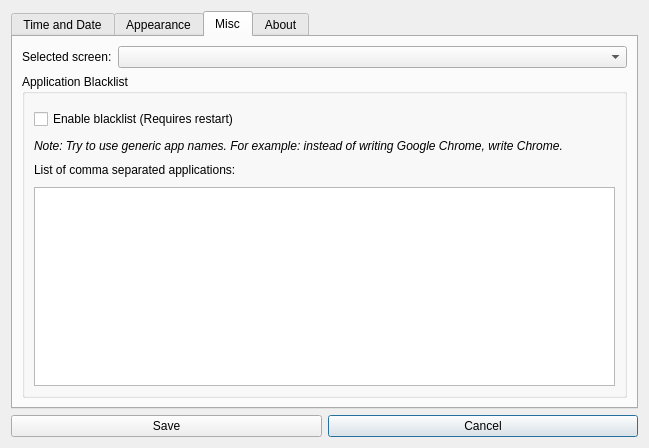
Qt form src/settings_dialog.ui (kostoskistefan/hoverclock-qt) before a commit.
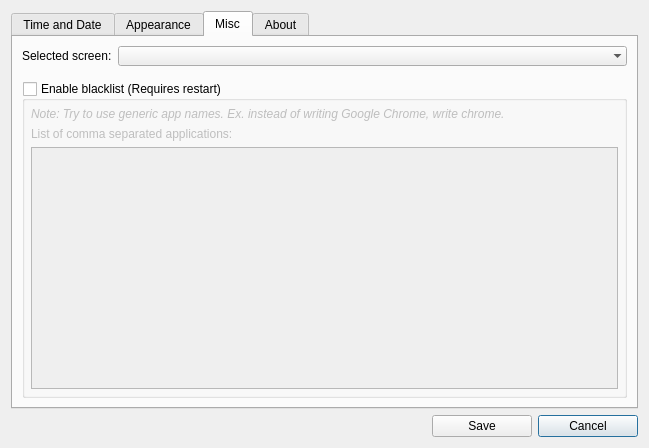
The same form after that commit. The open tabs and pages were chosen to show the change.

Diff of the .ui file:
```diff
--- a/src/settings_dialog.ui
+++ b/src/settings_dialog.ui
@@ -13,9 +13,27 @@
   <property name="windowTitle">
    <string>Settings</string>
   </property>
+  <property name="autoFillBackground">
+   <bool>true</bool>
+  </property>
+  <property name="styleSheet">
+   <string notr="true"/>
+  </property>
   <layout class="QGridLayout" name="gridLayout_2">
    <item row="3" column="2">
     <widget class="QPushButton" name="cancelButton">
+     <property name="sizePolicy">
+      <sizepolicy hsizetype="Fixed" vsizetype="Fixed">
+       <horstretch>0</horstretch>
+       <verstretch>0</verstretch>
+      </sizepolicy>
+     </property>
+     <property name="minimumSize">
+      <size>
+       <width>100</width>
+       <height>0</height>
+      </size>
+     </property>
      <property name="text">
       <string>Cancel</string>
      </property>
@@ -23,17 +41,46 @@
    </item>
    <item row="3" column="1">
     <widget class="QPushButton" name="saveButton">
+     <property name="sizePolicy">
+      <sizepolicy hsizetype="Fixed" vsizetype="Fixed">
+       <horstretch>0</horstretch>
+       <verstretch>0</verstretch>
+      </sizepolicy>
+     </property>
+     <property name="minimumSize">
+      <size>
+       <width>100</width>
+       <height>0</height>
+      </size>
+     </property>
      <property name="text">
       <string>Save</string>
      </property>
+     <property name="default">
+      <bool>false</bool>
+     </property>
+     <property name="flat">
+      <bool>false</bool>
+     </property>
     </widget>
    </item>
-   <item row="0" column="1" colspan="2">
+   <item row="3" column="0">
+    <spacer name="horizontalSpacer">
+     <property name="orientation">
+      <enum>Qt::Horizontal</enum>
+     </property>
+     <property name="sizeHint" stdset="0">
+      <size>
+       <width>40</width>
+       <height>20</height>
+      </size>
+     </property>
+    </spacer>
+   </item>
+   <item row="0" column="0" colspan="3">
     <widget class="QTabWidget" name="tabWidget">
      <property name="styleSheet">
-      <string notr="true">QTabWidget::tab-bar {
-    left: 0; 
-}</string>
+      <string notr="true"/>
      </property>
      <property name="currentIndex">
       <number>0</number>
@@ -51,7 +98,11 @@
         </widget>
        </item>
        <item row="0" column="1">
-        <widget class="QComboBox" name="timeZoneComboBox"/>
+        <widget class="QComboBox" name="timeZoneComboBox">
+         <property name="frame">
+          <bool>false</bool>
+         </property>
+        </widget>
        </item>
        <item row="1" column="0">
         <widget class="QLabel" name="timeFormatLabel">
@@ -139,7 +190,11 @@
         </widget>
        </item>
        <item row="1" column="1">
-        <widget class="QComboBox" name="positionComboBox"/>
+        <widget class="QComboBox" name="positionComboBox">
+         <property name="frame">
+          <bool>false</bool>
+         </property>
+        </widget>
        </item>
        <item row="2" column="0">
         <widget class="QLabel" name="verticalPaddingLabel">
@@ -201,6 +256,9 @@
          <property name="autoFillBackground">
           <bool>true</bool>
          </property>
+         <property name="styleSheet">
+          <string notr="true"/>
+         </property>
          <property name="text">
           <string/>
          </property>
@@ -266,6 +324,9 @@
        <string>Misc</string>
       </attribute>
       <layout class="QFormLayout" name="formLayout_3">
+       <property name="verticalSpacing">
+        <number>15</number>
+       </property>
        <item row="0" column="0">
         <widget class="QLabel" name="selectedScreenLabel">
          <property name="text">
@@ -273,69 +334,74 @@
          </property>
         </widget>
        </item>
+       <item row="0" column="1">
+        <widget class="QComboBox" name="selectedScreenComboBox">
+         <property name="frame">
+          <bool>false</bool>
+         </property>
+        </widget>
+       </item>
        <item row="1" column="0" colspan="2">
         <widget class="QGroupBox" name="groupBox">
+         <property name="enabled">
+          <bool>true</bool>
+         </property>
          <property name="styleSheet">
           <string notr="true"/>
          </property>
          <property name="title">
-          <string>Application Blacklist</string>
+          <string>Enable blacklist (Requires restart)</string>
          </property>
-         <property name="flat">
+         <property name="checkable">
+          <bool>true</bool>
+         </property>
+         <property name="checked">
           <bool>false</bool>
          </property>
          <layout class="QGridLayout" name="gridLayout_5">
+          <property name="leftMargin">
+           <number>6</number>
+          </property>
           <property name="topMargin">
-           <number>15</number>
+           <number>6</number>
           </property>
-          <property name="verticalSpacing">
-           <number>10</number>
+          <property name="rightMargin">
+           <number>6</number>
           </property>
-          <item row="2" column="1">
-           <widget class="QLabel" name="blacklistLabel">
-            <property name="text">
-             <string>List of comma separated applications:</string>
-            </property>
-           </widget>
-          </item>
-          <item row="4" column="1">
-           <widget class="QTextEdit" name="blacklistTextEdit"/>
-          </item>
-          <item row="1" column="1">
+          <property name="bottomMargin">
+           <number>6</number>
+          </property>
+          <item row="0" column="1">
            <widget class="QLabel" name="blacklistNoteLabel">
+            <property name="enabled">
+             <bool>true</bool>
+            </property>
             <property name="font">
              <font>
               <italic>true</italic>
-              <underline>false</underline>
              </font>
             </property>
-            <property name="styleSheet">
-             <string notr="true"/>
-            </property>
             <property name="text">
-             <string>Note: Try to use generic app names. For example: instead of writing Google Chrome, write Chrome.</string>
+             <string>Note: Try to use generic app names. Ex. instead of writing Google Chrome, write chrome.</string>
             </property>
             <property name="wordWrap">
              <bool>true</bool>
             </property>
-            <property name="indent">
-             <number>-1</number>
-            </property>
            </widget>
           </item>
-          <item row="0" column="1">
-           <widget class="QCheckBox" name="enableBlacklistCheckBox">
+          <item row="1" column="1">
+           <widget class="QLabel" name="blacklistLabel">
             <property name="text">
-             <string>Enable blacklist (Requires restart)</string>
+             <string>List of comma separated applications:</string>
             </property>
            </widget>
           </item>
+          <item row="3" column="1">
+           <widget class="QTextEdit" name="blacklistTextEdit"/>
+          </item>
          </layout>
         </widget>
        </item>
-       <item row="0" column="1">
-        <widget class="QComboBox" name="selectedScreenComboBox"/>
-       </item>
       </layout>
      </widget>
      <widget class="QWidget" name="aboutTab">
```
Left out of the diff: 1 changed line with no effect on the pictures.
